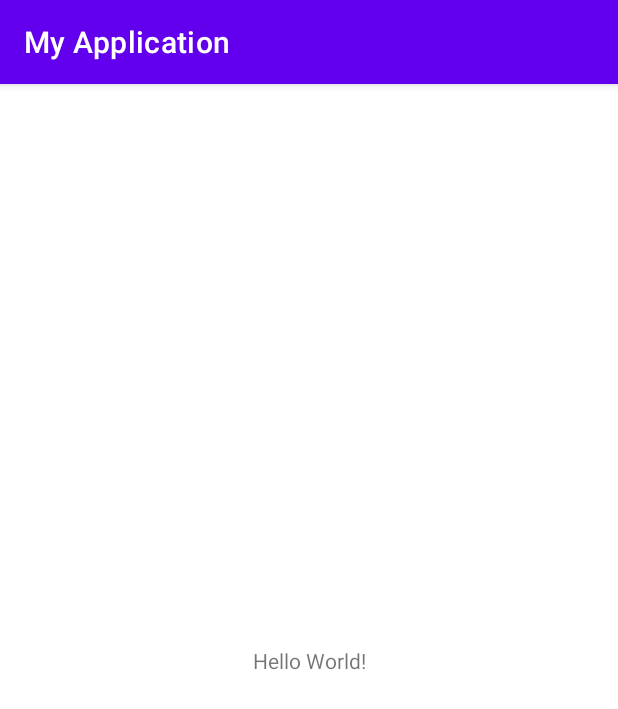
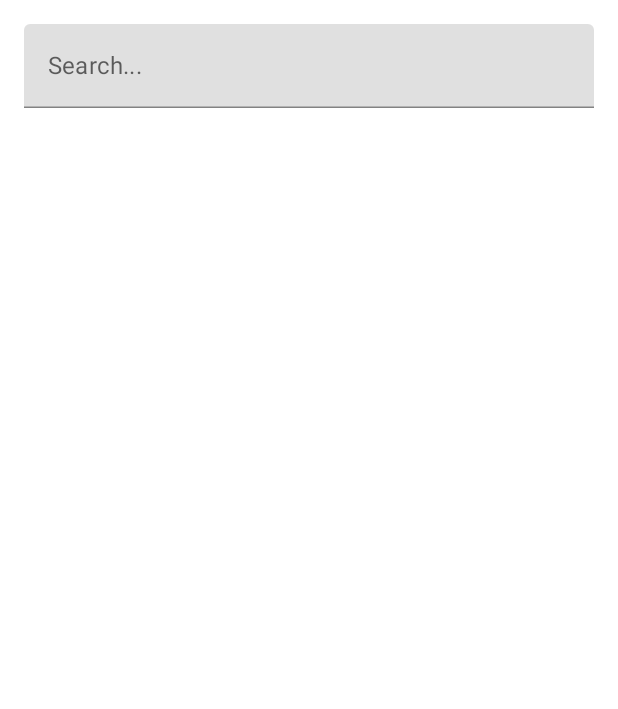
Before and after one commit to AKasparavicius/Dictionary, an Android app built with Jetpack Compose: the screen it shows after launch (MainActivity), on a phone screen of 412 x 824 dp. Shown: the top 709 px of the screen. Run offline under Robolectric (Android 15) with nearby library versions, the phone set to English and light mode, and no system bars; our stand-ins replace Dagger/Hilt's generated code, Room's generated code.

```diff
--- a/app/src/main/AndroidManifest.xml
+++ b/app/src/main/AndroidManifest.xml
@@ -2,7 +2,10 @@
 <manifest xmlns:android="http://schemas.android.com/apk/res/android"
     xmlns:tools="http://schemas.android.com/tools">
 
+    <uses-permission android:name="android.permission.INTERNET" />
+
     <application
+        android:name=".DictionaryApp"
         android:allowBackup="true"
         android:dataExtractionRules="@xml/data_extraction_rules"
         android:fullBackupContent="@xml/backup_rules"
--- /dev/null
+++ b/app/src/main/java/lt/arnas/myapplication/DictionaryApp.kt
@@ -0,0 +1,7 @@
+package lt.arnas.myapplication
+
+import android.app.Application
+import dagger.hilt.android.HiltAndroidApp
+
+@HiltAndroidApp
+class DictionaryApp: Application()
--- a/app/src/main/java/lt/arnas/myapplication/MainActivity.kt
+++ b/app/src/main/java/lt/arnas/myapplication/MainActivity.kt
@@ -2,11 +2,88 @@ package lt.arnas.myapplication
 
 import androidx.appcompat.app.AppCompatActivity
 import android.os.Bundle
+import androidx.activity.ComponentActivity
+import androidx.activity.compose.setContent
+import androidx.compose.foundation.background
+import androidx.compose.foundation.layout.*
+import androidx.compose.foundation.lazy.LazyColumn
+import androidx.compose.material.*
+import androidx.compose.runtime.LaunchedEffect
+import androidx.compose.ui.Alignment
+import androidx.compose.ui.Modifier
+import androidx.compose.ui.unit.dp
+import androidx.hilt.navigation.compose.hiltViewModel
+import dagger.hilt.android.AndroidEntryPoint
+import kotlinx.coroutines.flow.collectLatest
 import lt.arnas.myapplication.R
+import lt.arnas.myapplication.feature_dictionary.data.local.entity.WordInfoEntity
+import lt.arnas.myapplication.feature_dictionary.presentation.WordInfoItem
+import lt.arnas.myapplication.feature_dictionary.presentation.WordInfoViewModel
+import lt.arnas.myapplication.ui.theme.DictionaryTheme
 
-class MainActivity : AppCompatActivity() {
+@AndroidEntryPoint
+class MainActivity : ComponentActivity() {
     override fun onCreate(savedInstanceState: Bundle?) {
         super.onCreate(savedInstanceState)
-        setContentView(R.layout.activity_main)
+        setContent {
+            DictionaryTheme {
+                val viewModel: WordInfoViewModel = hiltViewModel()
+                val state = viewModel.state.value
+                val scaffoldState = rememberScaffoldState()
+
+                LaunchedEffect(key1 = true) {
+                    viewModel.eventFlow.collectLatest { event ->
+                        when(event) {
+                            is WordInfoViewModel.UIEvent.ShowSnackbar -> {
+                                scaffoldState.snackbarHostState.showSnackbar(
+                                    message = event.message
+                                )
+                            }
+                        }
+                    }
+                }
+                Scaffold(
+                    scaffoldState = scaffoldState
+                ) {
+                    Box(
+                        modifier = Modifier
+                            .background(MaterialTheme.colors.background)
+                    ) {
+                        Column(
+                            modifier = Modifier
+                                .fillMaxSize()
+                                .padding(16.dp)
+                        ) {
+                            TextField(
+                                value = viewModel.searchQuery.value,
+                                onValueChange = viewModel::onSearch,
+                                modifier = Modifier.fillMaxWidth(),
+                                placeholder = {
+                                    Text(text = "Search...")
+                                }
+                            )
+                            Spacer(modifier = Modifier.height(16.dp))
+                            LazyColumn(
+                                modifier = Modifier.fillMaxSize()
+                            ) {
+                                items(state.wordInfoItems.size) { i ->
+                                    val wordInfo = state.wordInfoItems[i]
+                                    if(i > 0) {
+                                        Spacer(modifier = Modifier.height(8.dp))
+                                    }
+                                    WordInfoItem(wordInfo = wordInfo)
+                                    if(i < state.wordInfoItems.size - 1) {
+                                        Divider()
+                                    }
+                                }
+                            }
+                        }
+                        if(state.isLoading) {
+                            CircularProgressIndicator(modifier = Modifier.align(Alignment.Center))
+                        }
+                    }
+                }
+            }
+        }
     }
 }
--- a/app/src/main/java/lt/arnas/myapplication/feature_dictionary/data/remote/DictionaryApi.kt
+++ b/app/src/main/java/lt/arnas/myapplication/feature_dictionary/data/remote/DictionaryApi.kt
@@ -10,4 +10,8 @@ interface DictionaryApi {
     suspend fun getWordInfo(
         @Path("word") word: String
     ): List<WordInfoDto>
+
+    companion object {
+        const val BASE_URL = "https://api.dictionaryapi.dev/"
+    }
 }
--- a/app/src/main/java/lt/arnas/myapplication/feature_dictionary/data/repository/WordInfoRepositoryInfo.kt
+++ b/app/src/main/java/lt/arnas/myapplication/feature_dictionary/data/repository/WordInfoRepositoryInfo.kt
@@ -10,7 +10,7 @@ import lt.arnas.myapplication.feature_dictionary.domain.repository.WordInfoRepos
 import retrofit2.HttpException
 import java.io.IOException
 
-class WordInfoRepositoryInfo(
+class WordInfoRepositoryImpl(
     private val api: DictionaryApi,
     private val dao: WordInfoDao
 ): WordInfoRepository {
--- /dev/null
+++ b/app/src/main/java/lt/arnas/myapplication/feature_dictionary/di/WordInfoModule.kt
@@ -0,0 +1,58 @@
+package lt.arnas.myapplication.feature_dictionary.di
+
+import android.app.Application
+import androidx.room.Room
+import com.google.gson.Gson
+import dagger.Module
+import dagger.Provides
+import dagger.hilt.InstallIn
+import dagger.hilt.components.SingletonComponent
+import lt.arnas.myapplication.feature_dictionary.data.local.WordInfoDao
+import lt.arnas.myapplication.feature_dictionary.data.local.WordInfoDatabase
+import lt.arnas.myapplication.feature_dictionary.data.remote.DictionaryApi
+import lt.arnas.myapplication.feature_dictionary.data.repository.WordInfoRepositoryImpl
+import lt.arnas.myapplication.feature_dictionary.data.util.GsonParser
+import lt.arnas.myapplication.feature_dictionary.domain.repository.WordInfoRepository
+import lt.arnas.myapplication.feature_dictionary.domain.use_case.GetWordInfo
+import retrofit2.Retrofit
+import retrofit2.converter.gson.GsonConverterFactory
+import javax.inject.Singleton
+
+@Module
+@InstallIn(SingletonComponent::class)
+object WordInfoModule {
+
+    @Provides
+    @Singleton
+    fun provideGetWordInfoUseCase(repository: WordInfoRepository): GetWordInfo {
+        return GetWordInfo(repository)
+    }
+
+    @Provides
+    @Singleton
+    fun provideWordInfoRepository(
+        db: WordInfoDatabase,
+        api: DictionaryApi
+    ): WordInfoRepository {
+        return WordInfoRepositoryImpl(api, db.dao)
+    }
+
+    @Provides
+    @Singleton
+    fun provideWordInfoDatabase(app: Application): WordInfoDatabase {
+        return Room.databaseBuilder(
+            app, WordInfoDatabase::class.java, "word_db"
+        ).addTypeConverter(GsonParser(Gson()))
+            .build()
+    }
+
+    @Provides
+    @Singleton
+    fun provideDictionaryApi(): DictionaryApi {
+        return Retrofit.Builder()
+            .baseUrl(DictionaryApi.BASE_URL)
+            .addConverterFactory(GsonConverterFactory.create())
+            .build()
+            .create(DictionaryApi::class.java)
+    }
+}
--- /dev/null
+++ b/app/src/main/java/lt/arnas/myapplication/feature_dictionary/presentation/WordInfoItem.kt
@@ -0,0 +1,44 @@
+package lt.arnas.myapplication.feature_dictionary.presentation
+
+import androidx.compose.foundation.layout.Column
+import androidx.compose.foundation.layout.Spacer
+import androidx.compose.foundation.layout.height
+import androidx.compose.material.Text
+import androidx.compose.runtime.Composable
+import androidx.compose.ui.Modifier
+import androidx.compose.ui.graphics.Color
+import androidx.compose.ui.text.font.FontWeight
+import androidx.compose.ui.unit.dp
+import androidx.compose.ui.unit.sp
+import lt.arnas.myapplication.feature_dictionary.domain.model.WordInfo
+
+@Composable
+fun WordInfoItem(
+    wordInfo: WordInfo,
+    modifier: Modifier = Modifier
+) {
+    Column(modifier = modifier) {
+        Text(
+            text = wordInfo.word,
+            fontSize = 24.sp,
+            fontWeight = FontWeight.Bold,
+            color = Color.Black
+        )
+        Text(text = wordInfo.phonetic, fontWeight = FontWeight.Light)
+        Spacer(modifier = Modifier.height(16.dp))
+        Text(text = wordInfo.origin)
+
+        wordInfo.meanings.forEach {meaning ->
+            Text(text = meaning.partOfSpeech, fontWeight = FontWeight.Bold)
+            meaning.definitions.forEachIndexed { i, definition ->
+                Text(text = "${i + 1}. ${definition.definition}")
+                Spacer(modifier = Modifier.height(8.dp))
+                definition.example?.let { example ->
+                    Text(text = "Example: $example")
+                }
+                Spacer(modifier = Modifier.height(8.dp))
+            }
+            Spacer(modifier = Modifier.height(8.dp))
+        }
+    }
+}
--- /dev/null
+++ b/app/src/main/java/lt/arnas/myapplication/ui/theme/Color.kt
@@ -0,0 +1,8 @@
+package lt.arnas.myapplication.ui.theme
+
+import androidx.compose.ui.graphics.Color
+
+val Purple200 = Color(0xFFBB86FC)
+val Purple500 = Color(0xFF6200EE)
+val Purple700 = Color(0xFF3700B3)
+val Teal200 = Color(0xFF03DAC5)
--- /dev/null
+++ b/app/src/main/java/lt/arnas/myapplication/ui/theme/Shape.kt
@@ -0,0 +1,11 @@
+package lt.arnas.myapplication.ui.theme
+
+import androidx.compose.foundation.shape.RoundedCornerShape
+import androidx.compose.material.Shapes
+import androidx.compose.ui.unit.dp
+
+val Shapes = Shapes(
+    small = RoundedCornerShape(4.dp),
+    medium = RoundedCornerShape(4.dp),
+    large = RoundedCornerShape(0.dp)
+)
--- /dev/null
+++ b/app/src/main/java/lt/arnas/myapplication/ui/theme/Theme.kt
@@ -0,0 +1,44 @@
+package lt.arnas.myapplication.ui.theme
+
+import androidx.compose.foundation.isSystemInDarkTheme
+import androidx.compose.material.MaterialTheme
+import androidx.compose.material.darkColors
+import androidx.compose.material.lightColors
+import androidx.compose.runtime.Composable
+
+private val DarkColorPalette = darkColors(
+    primary = Purple200,
+    primaryVariant = Purple700,
+    secondary = Teal200
+)
+
+private val LightColorPalette = lightColors(
+    primary = Purple500,
+    primaryVariant = Purple700,
+    secondary = Teal200
+
+    /* Other default colors to override
+    background = Color.White,
+    surface = Color.White,
+    onPrimary = Color.White,
+    onSecondary = Color.Black,
+    onBackground = Color.Black,
+    onSurface = Color.Black,
+    */
+)
+
+@Composable
+fun DictionaryTheme(darkTheme: Boolean = isSystemInDarkTheme(), content: @Composable() () -> Unit) {
+    val colors = if (darkTheme) {
+        DarkColorPalette
+    } else {
+        LightColorPalette
+    }
+
+    MaterialTheme(
+        colors = colors,
+        typography = Typography,
+        shapes = Shapes,
+        content = content
+    )
+}
--- /dev/null
+++ b/app/src/main/java/lt/arnas/myapplication/ui/theme/Type.kt
@@ -0,0 +1,28 @@
+package lt.arnas.myapplication.ui.theme
+
+import androidx.compose.material.Typography
+import androidx.compose.ui.text.TextStyle
+import androidx.compose.ui.text.font.FontFamily
+import androidx.compose.ui.text.font.FontWeight
+import androidx.compose.ui.unit.sp
+
+// Set of Material typography styles to start with
+val Typography = Typography(
+    body1 = TextStyle(
+        fontFamily = FontFamily.Default,
+        fontWeight = FontWeight.Normal,
+        fontSize = 16.sp
+    )
+    /* Other default text styles to override
+    button = TextStyle(
+        fontFamily = FontFamily.Default,
+        fontWeight = FontWeight.W500,
+        fontSize = 14.sp
+    ),
+    caption = TextStyle(
+        fontFamily = FontFamily.Default,
+        fontWeight = FontWeight.Normal,
+        fontSize = 12.sp
+    )
+    */
+)
--- a/settings.gradle
+++ b/settings.gradle
@@ -3,6 +3,12 @@ pluginManagement {
         google()
         mavenCentral()
         gradlePluginPortal()
+    }
+    resolutionStrategy {
+        eachPlugin {
+            if (requested.id.id == 'dagger.hilt.android.plugin') {
+                useModule("com.google.dagger:hilt-android-gradle-plugin:2.39.1")
+            }
         }
     }
     dependencyResolutionManagement {
@@ -14,3 +20,4 @@ dependencyResolutionManagement {
     }
     rootProject.name = "My Application"
     include ':app'
+}
```
Lines whose indentation alone changed are shown as unchanged.
